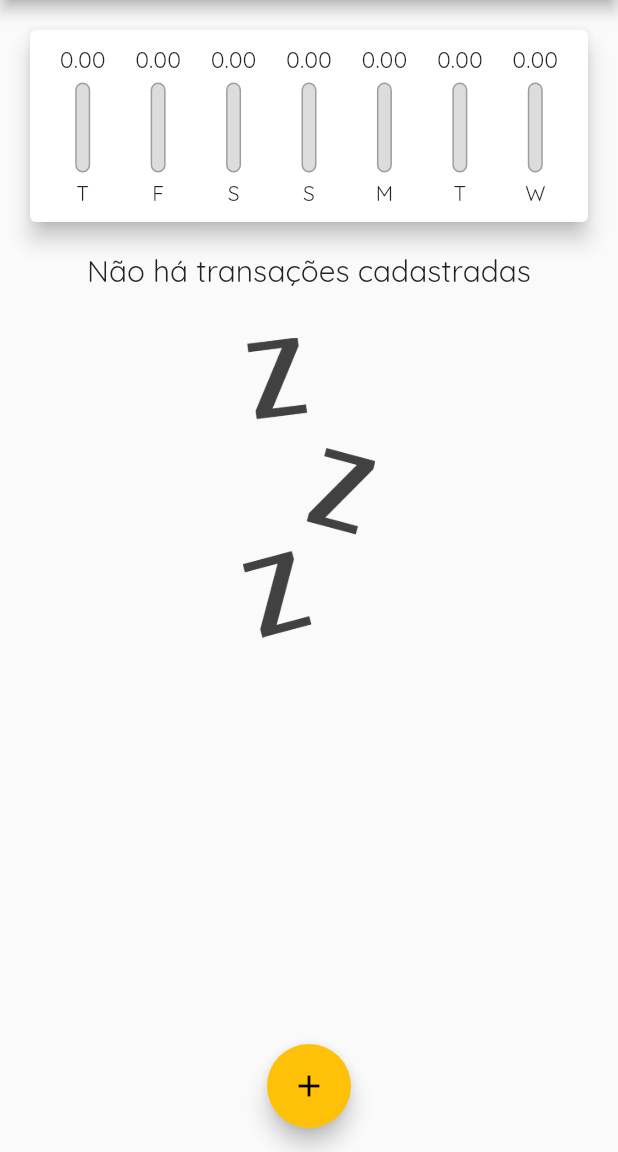
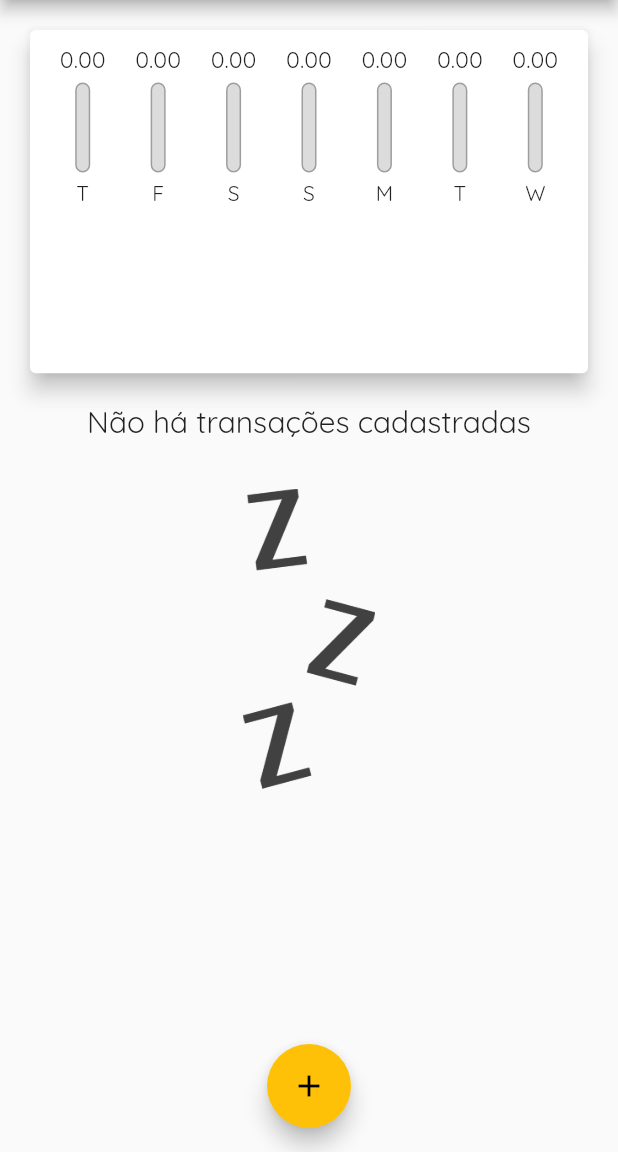
Before and after one commit to niltoneapontes/app-despesas-pessoais, a Flutter app: the screen it shows after launch, on a phone screen of 412 x 824 dp, the part 84-1236 px from its top. Run offline on Flutter 3.47's test engine with Material 2 defaults, Android fonts, the phone set to English and light mode, and no system bars.

Commit message:
feat: responsivity

```diff
--- a/lib/components/transaction_list.dart
+++ b/lib/components/transaction_list.dart
@@ -10,9 +10,7 @@ class TransactionList extends StatelessWidget {
 
   @override
   Widget build(BuildContext context) {
-    return Container(
-      height: 340,
-      child: transactions.isEmpty
+    return transactions.isEmpty
         ? Column(
             children: [
               Text('Não há transações cadastradas',
@@ -46,8 +44,7 @@ class TransactionList extends StatelessWidget {
                       radius: 30),
                   title: Text(
                     '${transaction.title}',
-                      style:
-                          TextStyle(fontSize: 16, fontWeight: FontWeight.bold),
+                    style: TextStyle(fontSize: 16, fontWeight: FontWeight.bold),
                   ),
                   subtitle: Text(
                     DateFormat('d MMM y').format(transaction.date),
@@ -60,7 +57,6 @@ class TransactionList extends StatelessWidget {
                 ),
               );
             },
-            ),
           );
   }
 }
--- a/lib/main.dart
+++ b/lib/main.dart
@@ -67,8 +67,7 @@ class _MyHomePageState extends State<MyHomePage> {
 
   @override
   Widget build(BuildContext context) {
-    return Scaffold(
-      appBar: AppBar(
+    final appBar = AppBar(
       title: Text('Despesas Pessoais',
           style:
               TextStyle(fontFamily: 'OpenSans', fontWeight: FontWeight.bold)),
@@ -77,14 +76,27 @@ class _MyHomePageState extends State<MyHomePage> {
             onPressed: () => _openTransactionFormModal(context),
             icon: Icon(Icons.add))
       ],
-      ),
+    );
+
+    final availableHeight = MediaQuery.of(context).size.height -
+        appBar.preferredSize.height -
+        MediaQuery.of(context).padding.top;
+
+    return Scaffold(
+      appBar: appBar,
       body: SingleChildScrollView(
         child: Column(
           mainAxisAlignment: MainAxisAlignment.start,
           crossAxisAlignment: CrossAxisAlignment.stretch,
           children: [
-            Chart(_recentTransactions),
-            TransactionList(_transactions, _deleteTransaction),
+            Container(
+              height: availableHeight * 0.35,
+              child: Chart(_recentTransactions),
+            ),
+            Container(
+              height: availableHeight * 0.65,
+              child: TransactionList(_transactions, _deleteTransaction),
+            ),
           ],
         ),
       ),
```
Lines whose indentation alone changed are shown as unchanged.
